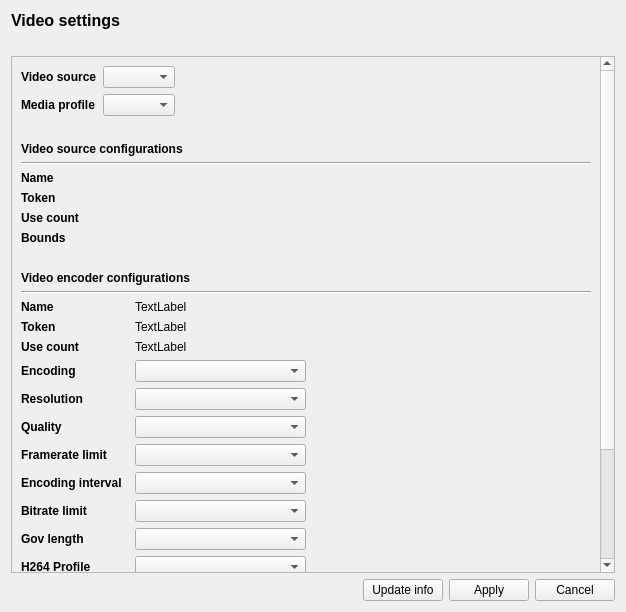
Above: GUI/GUI_Util/formvideoconfiguration.ui from Abay11/onvif_client before the change. Below: the same form after it.
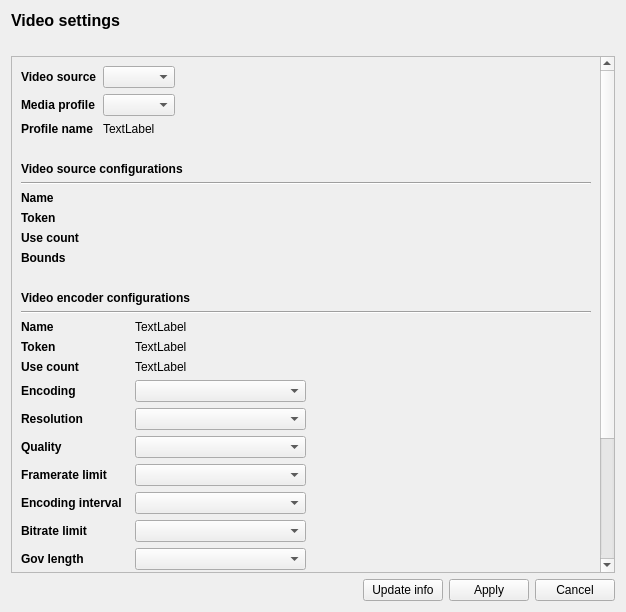
That is the form after the change.

Commit message: integrate getting media profiles

```diff
--- a/GUI/GUI_Util/formvideoconfiguration.ui
+++ b/GUI/GUI_Util/formvideoconfiguration.ui
@@ -53,9 +53,9 @@
       <property name="geometry">
        <rect>
         <x>0</x>
-        <y>-121</y>
+        <y>0</y>
         <width>589</width>
-        <height>638</height>
+        <height>651</height>
        </rect>
       </property>
       <layout class="QVBoxLayout" name="verticalLayout_2">
@@ -102,6 +102,26 @@
              </property>
             </widget>
            </item>
+           <item row="2" column="0">
+            <widget class="QLabel" name="label_11">
+             <property name="font">
+              <font>
+               <weight>75</weight>
+               <bold>true</bold>
+              </font>
+             </property>
+             <property name="text">
+              <string>Profile name</string>
+             </property>
+            </widget>
+           </item>
+           <item row="2" column="1">
+            <widget class="QLabel" name="lblProfileName">
+             <property name="text">
+              <string>TextLabel</string>
+             </property>
+            </widget>
+           </item>
           </layout>
          </item>
          <item>
```
The commit also changes 11 other files.
